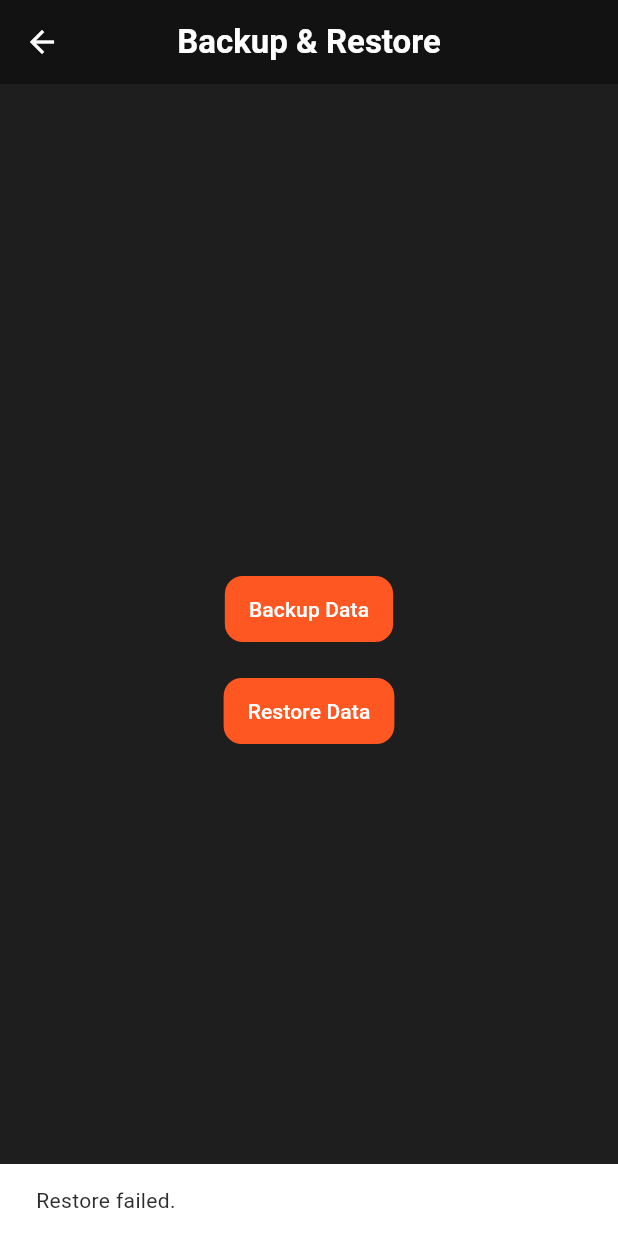
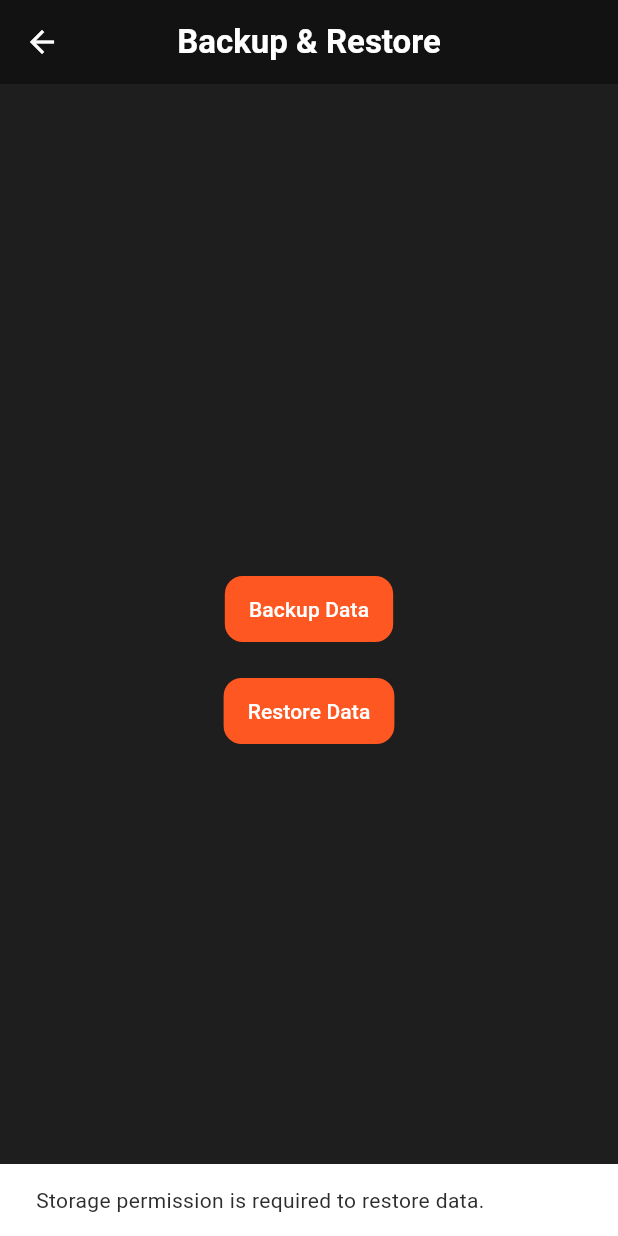
Before and after one commit to suvojit213/Dishtv-Agent-Trackerapp, a Flutter app: the BackupRestoreScreen screen opened by its route, after a tap on "Restore Data", on a phone screen of 412 x 824 dp. Run offline on Flutter 3.47's test engine with Material 3 defaults, Android fonts, the phone set to English and light mode, and no system bars; our stand-ins replace csv, equatable, file_picker, fl_chart, flutter_bloc, pdf and 6 more; accounts and stored records are empty.

Commit message:
fix: Improve backup and restore functionality

```diff
--- a/lib/data/datasources/local_data_source.dart
+++ b/lib/data/datasources/local_data_source.dart
@@ -396,7 +396,7 @@ class LocalDataSource {
     }
   }
 
-  // Backup the database
+  '''  // Backup the database
   Future<bool> backupDatabase() async {
     try {
       await closeDatabase(); // Close the database before backing up
@@ -412,7 +412,12 @@ class LocalDataSource {
 
         if (result != null) {
           final backupPath = join(result, 'dishtv_agent_tracker_backup.db');
-          await dbFile.copy(backupPath);
+          final backupFile = File(backupPath);
+
+          // Read the database file as bytes and write to the backup file
+          final dbFileBytes = await dbFile.readAsBytes();
+          await backupFile.writeAsBytes(dbFileBytes, flush: true);
+
           await init(); // Re-open the database
           return true;
         }
@@ -440,8 +445,12 @@ class LocalDataSource {
         final backupFile = File(result.files.single.path!);
         final dbFolder = await getDatabasesPath();
         final dbPath = join(dbFolder, AppConstants.databaseName);
+        final dbFile = File(dbPath);
 
-        await backupFile.copy(dbPath);
+        // Read the backup file as bytes and write to the database file
+        final backupFileBytes = await backupFile.readAsBytes();
+        await dbFile.writeAsBytes(backupFileBytes, flush: true);
+
         await init(); // Re-initialize the database
         return true;
       }
@@ -451,5 +460,5 @@ class LocalDataSource {
     }
     await init(); // Re-open the database if something went wrong
     return false;
-  }
+  }''
 }
--- a/lib/presentation/screens/backup_restore_screen.dart
+++ b/lib/presentation/screens/backup_restore_screen.dart
@@ -1,8 +1,20 @@
 import 'package:dishtv_agent_tracker/data/datasources/local_data_source.dart';
 import 'package:flutter/material.dart';
+import 'package:permission_handler/permission_handler.dart';
 
 class BackupRestoreScreen extends StatelessWidget {
   final LocalDataSource _localDataSource = LocalDataSource();
+
+  Future<bool> _requestPermissions() async {
+    var status = await Permission.storage.status;
+    if (!status.isGranted) {
+      final result = await Permission.storage.request();
+      if (result.isGranted) {
+        return true;
+      }
+    }
+    return false;
+  }
 
   @override
   Widget build(BuildContext context) {
@@ -16,28 +28,44 @@ class BackupRestoreScreen extends StatelessWidget {
           children: [
             ElevatedButton(
               onPressed: () async {
+                if (await _requestPermissions()) {
                   final success = await _localDataSource.backupDatabase();
                   ScaffoldMessenger.of(context).showSnackBar(
                     SnackBar(
                       content: Text(success
                           ? 'Backup successful!'
-                        : 'Backup failed.'),
+                          : 'Backup failed. Please try again.'),
                     ),
                   );
+                } else {
+                  ScaffoldMessenger.of(context).showSnackBar(
+                    SnackBar(
+                      content: Text('Storage permission is required to create a backup.'),
+                    ),
+                  );
+                }
               },
               child: Text('Backup Data'),
             ),
             SizedBox(height: 20),
             ElevatedButton(
               onPressed: () async {
+                if (await _requestPermissions()) {
                   final success = await _localDataSource.restoreDatabase();
                   ScaffoldMessenger.of(context).showSnackBar(
                     SnackBar(
                       content: Text(success
-                        ? 'Restore successful!\nPlease restart the app.'
-                        : 'Restore failed.'),
+                          ? 'Restore successful!\nPlease restart the app to see the changes.'
+                          : 'Restore failed. Please select a valid backup file.'),
                     ),
                   );
+                } else {
+                  ScaffoldMessenger.of(context).showSnackBar(
+                    SnackBar(
+                      content: Text('Storage permission is required to restore data.'),
+                    ),
+                  );
+                }
               },
               child: Text('Restore Data'),
             ),
```
Lines whose indentation alone changed are shown as unchanged.
